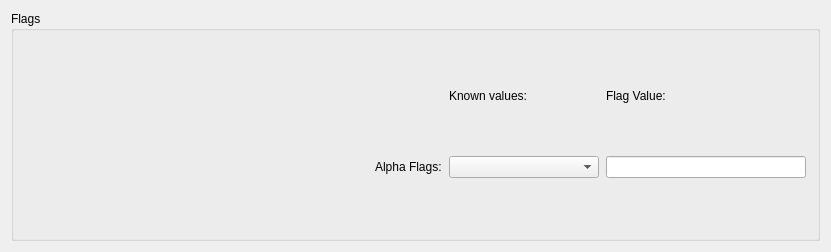
Above: QtRMV2Widget/QAlphaEditLine.ui from mr-phazer/QRMV2Widget before the change. Below: the same form after it.
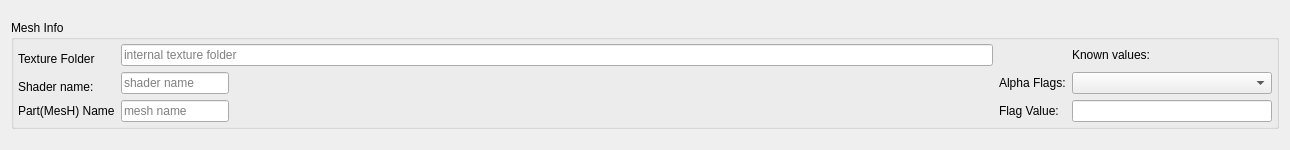
That is the form after the change.

```diff
--- a/QtRMV2Widget/QAlphaEditLine.ui
+++ b/QtRMV2Widget/QAlphaEditLine.ui
@@ -6,8 +6,8 @@
    <rect>
     <x>0</x>
     <y>0</y>
-    <width>831</width>
-    <height>252</height>
+    <width>1290</width>
+    <height>150</height>
    </rect>
   </property>
   <property name="sizePolicy">
@@ -19,30 +19,38 @@
   <property name="windowTitle">
    <string>QTextureEditLine</string>
   </property>
-  <layout class="QVBoxLayout" name="verticalLayout">
+  <layout class="QHBoxLayout" name="horizontalLayout_2">
    <item>
     <widget class="QGroupBox" name="groupBox">
+     <property name="sizePolicy">
+      <sizepolicy hsizetype="Preferred" vsizetype="Fixed">
+       <horstretch>0</horstretch>
+       <verstretch>0</verstretch>
+      </sizepolicy>
+     </property>
      <property name="title">
-      <string>Flags</string>
+      <string>Mesh Info</string>
      </property>
      <layout class="QHBoxLayout" name="horizontalLayout">
+      <property name="leftMargin">
+       <number>4</number>
+      </property>
+      <property name="topMargin">
+       <number>4</number>
+      </property>
+      <property name="rightMargin">
+       <number>4</number>
+      </property>
+      <property name="bottomMargin">
+       <number>4</number>
+      </property>
       <item>
-       <layout class="QGridLayout" name="gridLayout_4">
-        <property name="horizontalSpacing">
-         <number>7</number>
-        </property>
-        <item row="1" column="1">
-         <widget class="QLabel" name="label">
-          <property name="text">
-           <string>Alpha Flags:</string>
-          </property>
-         </widget>
-        </item>
-        <item row="1" column="5">
-         <widget class="QLineEdit" name="lineEditFlagValue">
+       <layout class="QGridLayout" name="gridLayout">
+        <item row="1" column="6">
+         <widget class="QComboBox" name="comboBoxKnownValues">
           <property name="minimumSize">
            <size>
-            <width>100</width>
+            <width>150</width>
             <height>0</height>
            </size>
           </property>
@@ -52,12 +60,19 @@
             <height>16777215</height>
            </size>
           </property>
-          <property name="alignment">
-           <set>Qt::AlignRight|Qt::AlignTrailing|Qt::AlignVCenter</set>
+         </widget>
+        </item>
+        <item row="2" column="0">
+         <widget class="QLabel" name="label_6">
+          <property name="styleSheet">
+           <string notr="true">border-top-color: qlineargradient(spread:pad, x1:0, y1:0, x2:1, y2:1, stop:0 rgba(0, 0, 0, 255), stop:1 rgba(255, 255, 255, 255));</string>
           </property>
+          <property name="text">
+           <string>Part(MesH) Name</string>
+          </property>
          </widget>
         </item>
-        <item row="0" column="2">
+        <item row="0" column="6">
          <widget class="QLabel" name="label_2">
           <property name="sizePolicy">
            <sizepolicy hsizetype="Fixed" vsizetype="Fixed">
@@ -77,23 +92,52 @@
          </widget>
         </item>
         <item row="1" column="0">
-         <spacer name="horizontalSpacer">
-          <property name="orientation">
-           <enum>Qt::Horizontal</enum>
+         <widget class="QLabel" name="label_4">
+          <property name="text">
+           <string>Shader name:</string>
           </property>
-          <property name="sizeHint" stdset="0">
-           <size>
-            <width>40</width>
-            <height>20</height>
-           </size>
+          <property name="alignment">
+           <set>Qt::AlignBottom|Qt::AlignLeading|Qt::AlignLeft</set>
           </property>
-         </spacer>
+         </widget>
         </item>
-        <item row="1" column="2">
-         <widget class="QComboBox" name="comboBoxKnownValues">
+        <item row="1" column="1">
+         <widget class="QLineEdit" name="lineEdit_ShaderName">
+          <property name="sizePolicy">
+           <sizepolicy hsizetype="Fixed" vsizetype="Fixed">
+            <horstretch>0</horstretch>
+            <verstretch>0</verstretch>
+           </sizepolicy>
+          </property>
+          <property name="readOnly">
+           <bool>true</bool>
+          </property>
+          <property name="placeholderText">
+           <string>shader name</string>
+          </property>
+         </widget>
+        </item>
+        <item row="2" column="1">
+         <widget class="QLineEdit" name="lineEdit_MeshName">
+          <property name="sizePolicy">
+           <sizepolicy hsizetype="Fixed" vsizetype="Fixed">
+            <horstretch>0</horstretch>
+            <verstretch>0</verstretch>
+           </sizepolicy>
+          </property>
+          <property name="readOnly">
+           <bool>true</bool>
+          </property>
+          <property name="placeholderText">
+           <string>mesh name</string>
+          </property>
+         </widget>
+        </item>
+        <item row="2" column="6">
+         <widget class="QLineEdit" name="lineEditFlagValue">
           <property name="minimumSize">
            <size>
-            <width>150</width>
+            <width>100</width>
             <height>0</height>
            </size>
           </property>
@@ -103,15 +147,66 @@
             <height>16777215</height>
            </size>
           </property>
+          <property name="alignment">
+           <set>Qt::AlignRight|Qt::AlignTrailing|Qt::AlignVCenter</set>
+          </property>
          </widget>
         </item>
-        <item row="0" column="5">
+        <item row="0" column="1" colspan="2">
+         <widget class="QLineEdit" name="lineEdit_TextureFolder">
+          <property name="text">
+           <string/>
+          </property>
+          <property name="readOnly">
+           <bool>true</bool>
+          </property>
+          <property name="placeholderText">
+           <string>internal texture folder</string>
+          </property>
+         </widget>
+        </item>
+        <item row="0" column="0">
+         <widget class="QLabel" name="label_5">
+          <property name="sizePolicy">
+           <sizepolicy hsizetype="Fixed" vsizetype="Preferred">
+            <horstretch>0</horstretch>
+            <verstretch>0</verstretch>
+           </sizepolicy>
+          </property>
+          <property name="text">
+           <string>Texture Folder</string>
+          </property>
+          <property name="alignment">
+           <set>Qt::AlignBottom|Qt::AlignLeading|Qt::AlignLeft</set>
+          </property>
+         </widget>
+        </item>
+        <item row="2" column="4">
          <widget class="QLabel" name="label_3">
+          <property name="sizePolicy">
+           <sizepolicy hsizetype="Fixed" vsizetype="Preferred">
+            <horstretch>0</horstretch>
+            <verstretch>0</verstretch>
+           </sizepolicy>
+          </property>
           <property name="text">
            <string>Flag Value:</string>
           </property>
          </widget>
         </item>
+        <item row="1" column="4">
+         <widget class="QLabel" name="label">
+          <property name="sizePolicy">
+           <sizepolicy hsizetype="Fixed" vsizetype="Preferred">
+            <horstretch>0</horstretch>
+            <verstretch>0</verstretch>
+           </sizepolicy>
+          </property>
+          <property name="text">
+           <string>Alpha Flags:</string>
+          </property>
+         </widget>
+        </item>
        </layout>
       </item>
      </layout>
```
